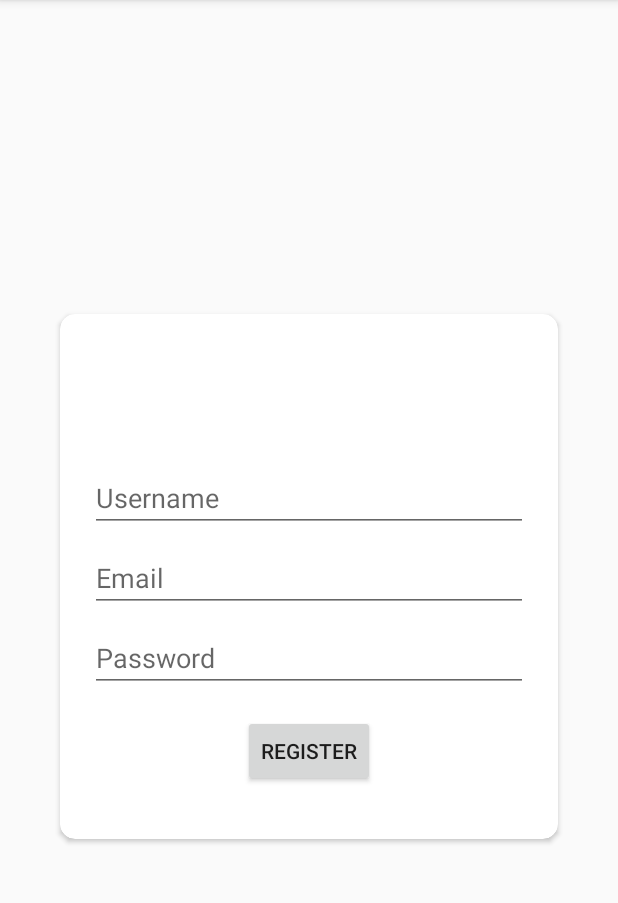
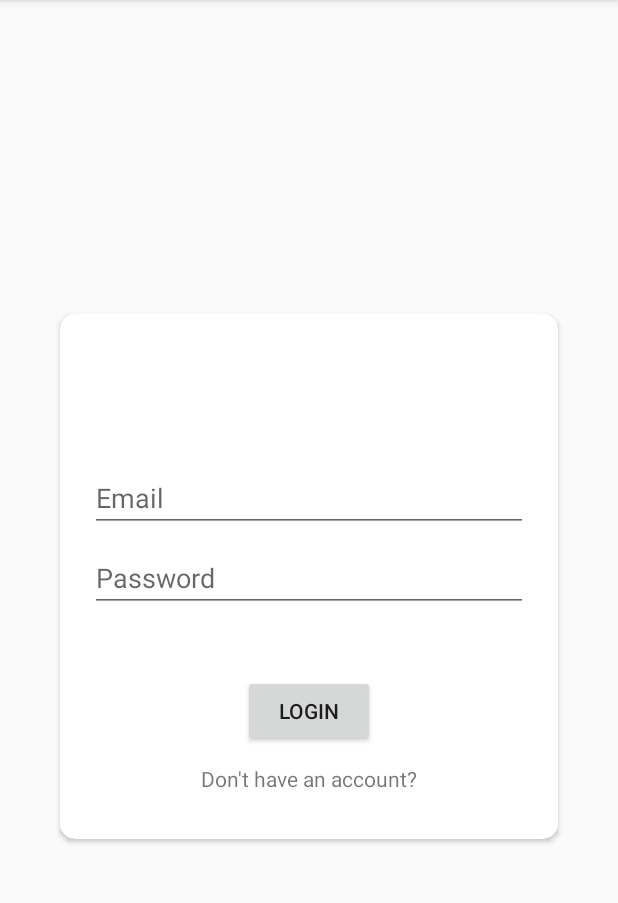
Before and after one commit to Trystanr/Shmecipe, an Android app: the screen it shows after launch (MainActivity), on a phone screen of 412 x 824 dp, the part 84-987 px from its top. Run offline under Robolectric (Android 15) with nearby library versions, the phone set to English and light mode, and no system bars; our stand-ins replace Firebase (no records; nobody signed in at launch, a user with empty details on screens opened directly), data binding.

Commit message:
Implemented Login

```diff
--- a/app/src/main/java/com/trystan/shmecipe/HomeFragment.kt
+++ b/app/src/main/java/com/trystan/shmecipe/HomeFragment.kt
@@ -28,7 +28,7 @@ class HomeFragment : Fragment() {
             if (firebaseUser == null) {
                 Log.d("Authenticator", "User not authenticated")
 
-                findNavController().navigate(R.id.action_homeFragment_to_registerFragment)
+                findNavController().navigate(R.id.loginFragment)
             } else {
                 Log.d("Authenticator", "User is authenticated!")
             }
--- a/app/src/main/java/com/trystan/shmecipe/LoginFragment.kt
+++ b/app/src/main/java/com/trystan/shmecipe/LoginFragment.kt
@@ -1,19 +1,50 @@
 package com.trystan.shmecipe
 
 import android.os.Bundle
+import android.util.Log
 import androidx.fragment.app.Fragment
 import android.view.LayoutInflater
 import android.view.View
 import android.view.ViewGroup
+import android.widget.Toast
+import androidx.databinding.DataBindingUtil
+import androidx.navigation.fragment.findNavController
+import com.google.firebase.auth.FirebaseAuth
+import com.google.firebase.auth.ktx.auth
+import com.google.firebase.ktx.Firebase
+import com.trystan.shmecipe.databinding.FragmentLoginBinding
+import com.trystan.shmecipe.databinding.FragmentRegisterBinding
 
 class LoginFragment : Fragment() {
+
+    private lateinit var auth: FirebaseAuth
+    private lateinit var binding: FragmentLoginBinding
 
     override fun onCreateView(
         inflater: LayoutInflater, container: ViewGroup?,
         savedInstanceState: Bundle?
     ): View? {
-        // Inflate the layout for this fragment
-        return inflater.inflate(R.layout.fragment_login, container, false)
+
+        auth = Firebase.auth
+        binding = DataBindingUtil.inflate(inflater, R.layout.fragment_login, container, false)
+
+        binding.loginSubmit.setOnClickListener {
+            auth.signInWithEmailAndPassword(binding.loginEmail.text.toString().trim(), binding.loginPassword.toString().trim())
+                .addOnSuccessListener {
+                    Log.d("Authenticator", "User logged in successfully")
+                    findNavController().navigate(R.id.action_loginFragment_to_homeFragment)
+                }
+                .addOnFailureListener {
+                    Toast.makeText(context, "Login failure: ${it.message}", Toast.LENGTH_SHORT).show()
+                }
+        }
+
+        binding.registerPrompt.setOnClickListener {
+            findNavController().navigate(R.id.action_loginFragment_to_registerFragment)
+        }
+
+
+        return binding.root
     }
 
 }
--- a/app/src/main/java/com/trystan/shmecipe/MainActivity.kt
+++ b/app/src/main/java/com/trystan/shmecipe/MainActivity.kt
@@ -11,6 +11,8 @@ import com.google.firebase.auth.ktx.auth
 import com.google.firebase.ktx.Firebase
 
 class MainActivity : AppCompatActivity() {
+
+    // 27:09
 
     private lateinit var auth: FirebaseAuth
 
--- a/app/src/main/res/layout/fragment_login.xml
+++ b/app/src/main/res/layout/fragment_login.xml
@@ -1,14 +1,83 @@
 <?xml version="1.0" encoding="utf-8"?>
-<FrameLayout xmlns:android="http://schemas.android.com/apk/res/android"
+<layout xmlns:android="http://schemas.android.com/apk/res/android"
+    xmlns:app="http://schemas.android.com/apk/res-auto"
     xmlns:tools="http://schemas.android.com/tools"
-    android:layout_width="match_parent"
-    android:layout_height="match_parent"
     tools:context=".LoginFragment">
 
-    <!-- TODO: Update blank fragment layout -->
-    <TextView
+    <androidx.constraintlayout.widget.ConstraintLayout
+        android:id="@+id/loginFrameLayout"
         android:layout_width="match_parent"
         android:layout_height="match_parent"
-        android:text="@string/hello_blank_fragment" />
+        >
 
-</FrameLayout>
+        <androidx.cardview.widget.CardView
+            android:layout_width="match_parent"
+            android:layout_height="350dp"
+            android:layout_margin="40dp"
+            app:layout_constraintBottom_toBottomOf="parent"
+            app:layout_constraintEnd_toEndOf="parent"
+            app:layout_constraintStart_toStartOf="parent"
+            app:layout_constraintTop_toTopOf="parent"
+            app:cardCornerRadius="10dp"
+            >
+
+            <androidx.constraintlayout.widget.ConstraintLayout
+                android:layout_width="match_parent"
+                android:layout_height="match_parent"
+                android:padding="20dp">
+
+
+                <EditText
+                    android:id="@+id/loginEmail"
+                    android:layout_width="match_parent"
+                    android:layout_height="wrap_content"
+                    android:ems="10"
+                    android:hint="Email"
+                    android:layout_marginTop="80dp"
+                    android:inputType="textEmailAddress"
+                    app:layout_constraintEnd_toEndOf="parent"
+                    app:layout_constraintStart_toStartOf="parent"
+                    app:layout_constraintTop_toTopOf="parent" />
+
+                <EditText
+                    android:id="@+id/loginPassword"
+                    android:layout_width="match_parent"
+                    android:layout_height="wrap_content"
+                    android:layout_marginTop="8dp"
+                    android:ems="10"
+                    android:hint="Password"
+                    android:inputType="textPassword"
+                    app:layout_constraintEnd_toEndOf="@+id/loginEmail"
+                    app:layout_constraintStart_toStartOf="@+id/loginEmail"
+                    app:layout_constraintTop_toBottomOf="@+id/loginEmail" />
+
+                <Button
+                    android:id="@+id/loginSubmit"
+                    android:layout_width="wrap_content"
+                    android:layout_height="wrap_content"
+                    android:text="Login"
+                    app:layout_constraintBottom_toBottomOf="parent"
+                    app:layout_constraintEnd_toEndOf="parent"
+                    app:layout_constraintStart_toStartOf="parent"
+                    app:layout_constraintTop_toBottomOf="@+id/loginPassword" />
+
+                <TextView
+                    android:id="@+id/registerPrompt"
+                    android:layout_width="wrap_content"
+                    android:layout_height="wrap_content"
+                    android:text="Don't have an account?"
+                    app:layout_constraintBottom_toBottomOf="parent"
+                    app:layout_constraintEnd_toEndOf="parent"
+                    app:layout_constraintStart_toStartOf="parent"
+                    app:layout_constraintTop_toBottomOf="@+id/loginSubmit" />
+
+            </androidx.constraintlayout.widget.ConstraintLayout>
+
+
+
+
+        </androidx.cardview.widget.CardView>
+
+    </androidx.constraintlayout.widget.ConstraintLayout>
+
+</layout>
--- a/app/src/main/res/layout/fragment_register.xml
+++ b/app/src/main/res/layout/fragment_register.xml
@@ -3,6 +3,7 @@
     xmlns:app="http://schemas.android.com/apk/res-auto"
     xmlns:tools="http://schemas.android.com/tools"
     tools:context=".RegisterFragment">
+
     <androidx.constraintlayout.widget.ConstraintLayout
         android:id="@+id/registerLayout"
         android:layout_width="match_parent"
--- a/app/src/main/res/navigation/navigation.xml
+++ b/app/src/main/res/navigation/navigation.xml
@@ -13,6 +13,9 @@
         <action
             android:id="@+id/action_homeFragment_to_registerFragment"
             app:destination="@id/registerFragment" />
+        <action
+            android:id="@+id/action_homeFragment_to_loginFragment"
+            app:destination="@id/loginFragment" />
     </fragment>
     <fragment
         android:id="@+id/registerFragment"
@@ -23,4 +26,16 @@
             android:id="@+id/action_registerFragment_to_homeFragment"
             app:destination="@id/homeFragment" />
     </fragment>
+    <fragment
+        android:id="@+id/loginFragment"
+        android:name="com.trystan.shmecipe.LoginFragment"
+        android:label="fragment_login"
+        tools:layout="@layout/fragment_login" >
+        <action
+            android:id="@+id/action_loginFragment_to_homeFragment"
+            app:destination="@id/homeFragment" />
+        <action
+            android:id="@+id/action_loginFragment_to_registerFragment"
+            app:destination="@id/registerFragment" />
+    </fragment>
 </navigation>
```
Lines whose indentation alone changed are shown as unchanged.
